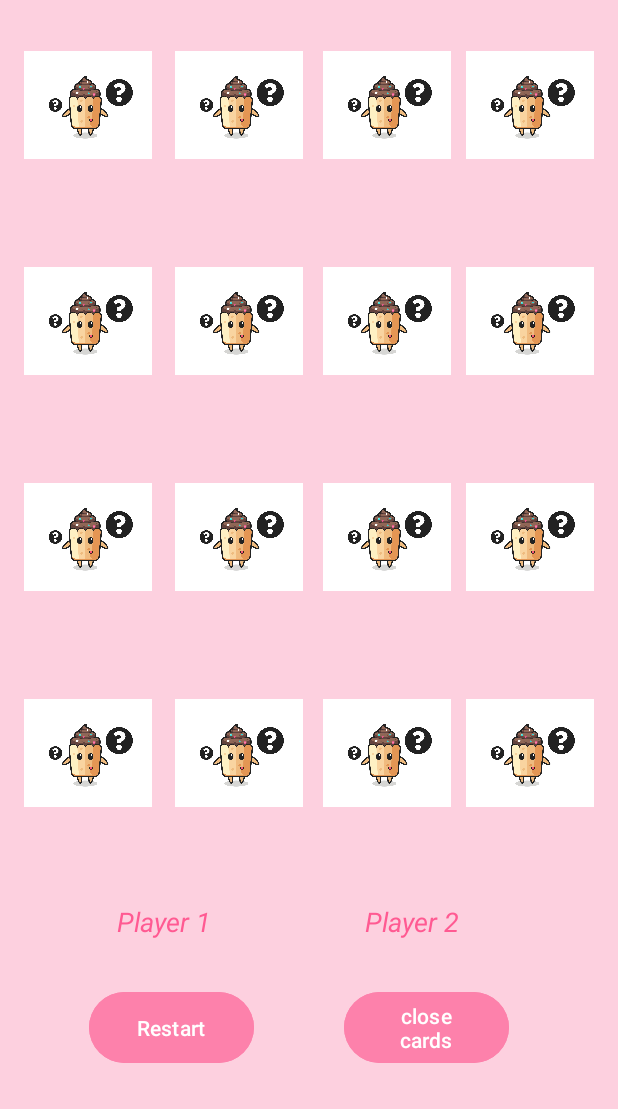
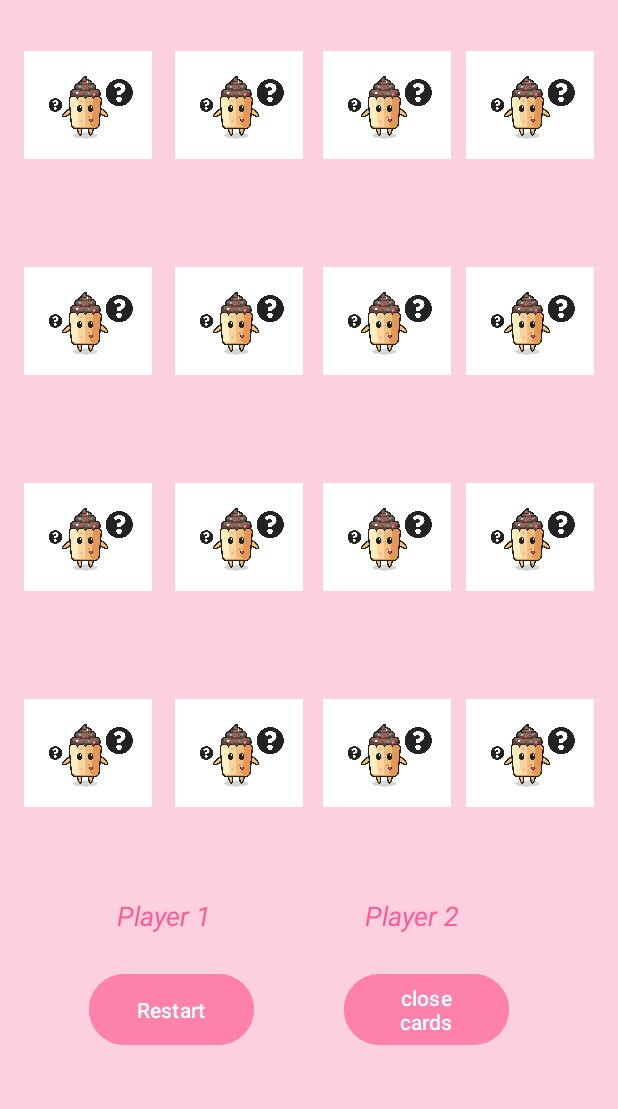
Before and after one commit to ErelWeinstein/MemoryGame, an Android app: the screen it shows after launch (MainActivity), on a phone screen of 412 x 824 dp, the part 127-1236 px from its top. Run offline under Robolectric (Android 15) with nearby library versions, the phone set to English and light mode, and no system bars.

Commit message:
final app

```diff
--- a/app/src/main/java/com/example/memorygame/MainActivity.java
+++ b/app/src/main/java/com/example/memorygame/MainActivity.java
@@ -228,4 +228,5 @@ public class MainActivity extends AppCompatActivity {
         lastOpenedCard = -1;
     }
 
+
 }
--- a/app/src/main/res/layout/activity_main.xml
+++ b/app/src/main/res/layout/activity_main.xml
@@ -245,7 +245,7 @@
         app:layout_constraintHorizontal_bias="0.250"
         app:layout_constraintStart_toStartOf="parent"
         app:layout_constraintTop_toTopOf="parent"
-        app:layout_constraintVertical_bias="0.865" />
+        app:layout_constraintVertical_bias="0.860" />
 
     <TextView
         android:id="@+id/counter2"
@@ -260,7 +260,7 @@
         app:layout_constraintHorizontal_bias="0.780"
         app:layout_constraintStart_toStartOf="parent"
         app:layout_constraintTop_toTopOf="parent"
-        app:layout_constraintVertical_bias="0.865" />
+        app:layout_constraintVertical_bias="0.860" />
 
     <Button
         android:id="@+id/button2"
@@ -274,7 +274,7 @@
         app:layout_constraintHorizontal_bias="0.76"
         app:layout_constraintStart_toStartOf="parent"
         app:layout_constraintTop_toTopOf="parent"
-        app:layout_constraintVertical_bias="0.965" />
+        app:layout_constraintVertical_bias="0.950" />
 
     <Button
         android:id="@+id/button"
@@ -288,6 +288,6 @@
         app:layout_constraintHorizontal_bias="0.196"
         app:layout_constraintStart_toStartOf="parent"
         app:layout_constraintTop_toTopOf="parent"
-        app:layout_constraintVertical_bias="0.965" />
+        app:layout_constraintVertical_bias="0.950" />
 
 </androidx.constraintlayout.widget.ConstraintLayout>
```
